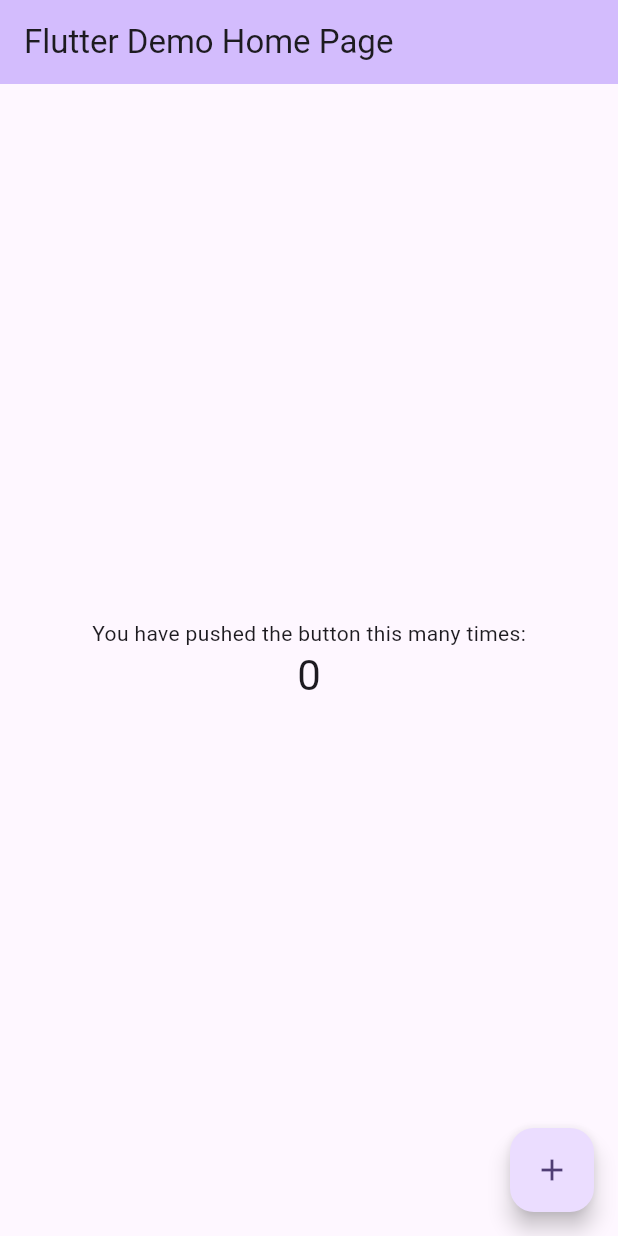
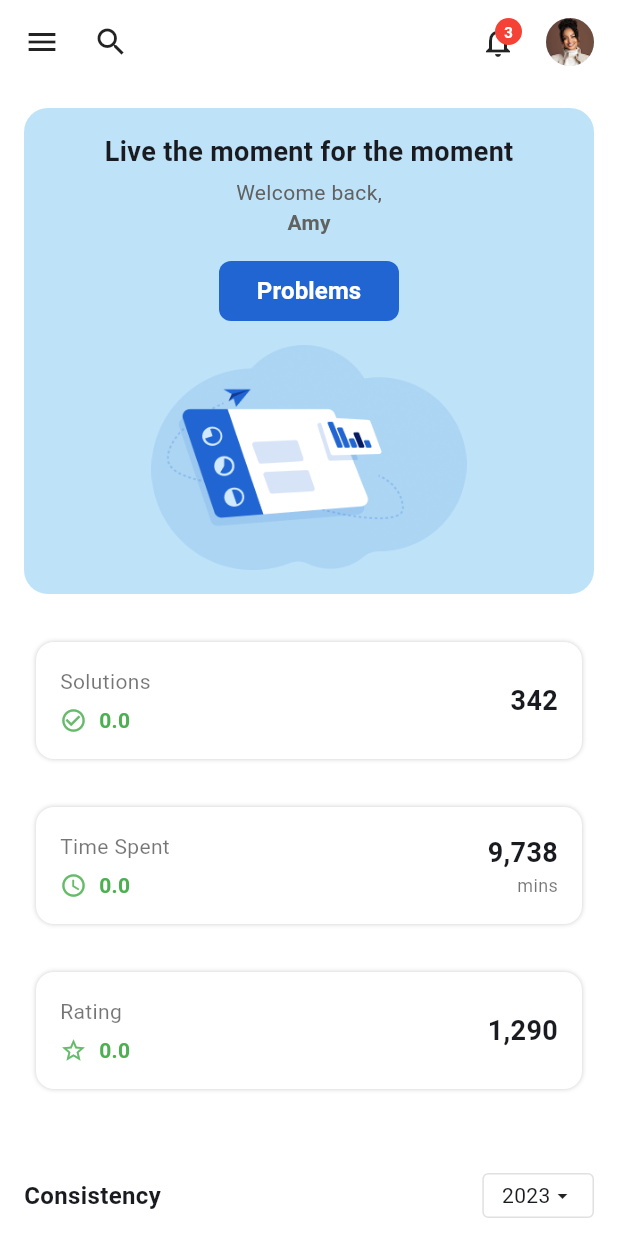
Before and after one commit to chachidani/a2sv_hub_mobile, a Flutter app: the screen it shows after launch, on a phone screen of 412 x 824 dp. Run offline on Flutter 3.47's test engine with Material 3 defaults, Android fonts, the phone set to English and light mode, and no system bars.

Commit message:
Implement splash screen and home page with associated assets and widgets. Update pubspec.yaml to include image assets and modify main.dart to set up navigation. Add completion progress, consistency grid, stats card, and welcome card widgets for enhanced UI.

```diff
--- /dev/null
+++ b/a2sv_hub_mobile/lib/features/presentation/pages/home_page.dart
@@ -0,0 +1,150 @@
+import 'package:flutter/material.dart';
+import '../widgets/completion_progress.dart';
+import '../widgets/consistency_grid.dart';
+import '../widgets/custom_button.dart';
+import '../widgets/stats_card.dart';
+import '../widgets/welcome_card.dart';
+
+class HomePage extends StatefulWidget {
+  const HomePage({Key? key}) : super(key: key);
+
+  @override
+  State<HomePage> createState() => _HomePageState();
+}
+
+class _HomePageState extends State<HomePage> {
+  // Example data for consistency grid
+  final Map<String, List<bool>> _activityData = {
+    'Mon': [false, true, false, false, false, false, false],
+    'Tue': [false, true, false, false, false, false, false],
+    'Wed': [false, false, false, false, false, false, false],
+    'Thu': [false, false, false, false, false, false, false],
+    'Fri': [false, false, false, false, false, false, false],
+  };
+
+  @override
+  Widget build(BuildContext context) {
+    return Scaffold(
+      backgroundColor: Colors.white,
+      appBar: AppBar(
+        backgroundColor: Colors.transparent,
+        elevation: 0,
+        leading: IconButton(
+          icon: const Icon(Icons.menu, color: Colors.black87),
+          onPressed: () {},
+        ),
+        actions: [
+          const SizedBox(width: 50),
+          IconButton(
+            icon: const Icon(Icons.search, color: Colors.black87),
+            onPressed: () {},
+          ),
+          const Spacer(),
+          Stack(
+            alignment: Alignment.center,
+            children: [
+              IconButton(
+                icon: const Icon(Icons.notifications_outlined,
+                    color: Colors.black87),
+                onPressed: () {},
+              ),
+              Positioned(
+                top: 8,
+                right: 8,
+                child: Container(
+                  width: 18,
+                  height: 18,
+                  decoration: BoxDecoration(
+                    color: Colors.red,
+                    borderRadius: BorderRadius.circular(9),
+                  ),
+                  child: const Center(
+                    child: Text(
+                      '3',
+                      style: TextStyle(
+                        color: Colors.white,
+                        fontSize: 10,
+                        fontWeight: FontWeight.bold,
+                      ),
+                    ),
+                  ),
+                ),
+              ),
+            ],
+          ),
+          const SizedBox(width: 8),
+          const CircleAvatar(
+            radius: 16,
+            backgroundImage: AssetImage('assets/images/profile.png'),
+          ),
+          const SizedBox(width: 16),
+        ],
+      ),
+      body: SingleChildScrollView(
+        child: Padding(
+          padding: const EdgeInsets.all(16.0),
+          child: Column(
+            crossAxisAlignment: CrossAxisAlignment.center,
+            children: [
+              // Welcome card with illustration
+              Center(
+                child: WelcomeCard(
+                  title: 'Live the moment for the moment',
+                  username: 'Amy',
+                  onProblemsTap: () {},
+                ),
+              ),
+
+              const SizedBox(height: 24.0),
+
+              // Stats Cards
+              StatsCard(
+                title: 'Solutions',
+                value: '342',
+                icon: Icon(Icons.check_circle_outline,
+                    color: Colors.green.shade400, size: 18),
+                progressValue: 0.0,
+              ),
+
+              StatsCard(
+                title: 'Time Spent',
+                value: '9,738',
+                subtitle: 'mins',
+                icon: Icon(Icons.access_time,
+                    color: Colors.green.shade400, size: 18),
+                progressValue: 0.0,
+              ),
+
+              StatsCard(
+                title: 'Rating',
+                value: '1,290',
+                icon: Icon(Icons.star_outline,
+                    color: Colors.green.shade400, size: 18),
+                progressValue: 0.0,
+              ),
+
+              const SizedBox(height: 16.0),
+
+              // Consistency calendar
+              ConsistencyGrid(
+                activityData: _activityData,
+                year: 2023,
+                month: 5,
+              ),
+
+              const SizedBox(height: 16.0),
+
+              // Personal Completion
+              CompletionProgress(
+                title: 'Personal Completion',
+                details:
+                    '225 Exercises | 138 Solved | 61% Completion | 87 Available',
+                progressValue: 0.61,
+              ),
+            ],
+          ),
+        ),
+      ),
+    );
+  }
+}
--- /dev/null
+++ b/a2sv_hub_mobile/lib/features/presentation/pages/splash_screen.dart
@@ -0,0 +1,62 @@
+import 'package:flutter/material.dart';
+
+class SplashScreen extends StatelessWidget {
+  const SplashScreen({Key? key}) : super(key: key);
+
+  @override
+  Widget build(BuildContext context) {
+    return Scaffold(
+      body: Container(
+        width: double.infinity,
+        height: double.infinity,
+        decoration: const BoxDecoration(
+          gradient: LinearGradient(
+            begin: Alignment.topCenter,
+            end: Alignment.center,
+            colors: [
+              Color(0xFF2065D1), // #2065D1 blue
+              Color(0xFFFFFFFF), // #FFFFFF white
+            ],
+            stops: [
+              0.1,
+              1
+            ], // Blue takes 30% then gradually transitions to white
+          ),
+        ),
+        child: Center(
+          child: Column(
+            mainAxisAlignment: MainAxisAlignment.center,
+            children: [
+              // Logo image
+              Row(
+                mainAxisAlignment: MainAxisAlignment.center,
+                children: [
+                  Image.asset(
+                    'assets/images/hub_logo2.png',
+                    width: 100,
+                    height: 100,
+                    fit: BoxFit.contain,
+                  ),
+                  const SizedBox(width: 30),
+                  Image.asset(
+                    'assets/images/hub_logo.png',
+                    width: 200,
+                    height: 170,
+                    fit: BoxFit.contain,
+                  ),
+                ],
+              ),
+
+              // You can add any additional elements here
+              const SizedBox(height: 20),
+              const CircularProgressIndicator(
+                valueColor: AlwaysStoppedAnimation<Color>(Color(0xFF2065D1)),
+                backgroundColor: Colors.white,
+              ),
+            ],
+          ),
+        ),
+      ),
+    );
+  }
+}
--- /dev/null
+++ b/a2sv_hub_mobile/lib/features/presentation/widgets/completion_progress.dart
@@ -0,0 +1,58 @@
+import 'package:flutter/material.dart';
+
+class CompletionProgress extends StatelessWidget {
+  final String title;
+  final String details;
+  final double progressValue;
+  final Color progressColor;
+
+  const CompletionProgress({
+    Key? key,
+    required this.title,
+    required this.details,
+    required this.progressValue,
+    this.progressColor = const Color(0xFFECC94B), // Gold color by default
+  }) : super(key: key);
+
+  @override
+  Widget build(BuildContext context) {
+    return Container(
+      margin: const EdgeInsets.only(bottom: 16.0),
+      child: Column(
+        crossAxisAlignment: CrossAxisAlignment.start,
+        children: [
+          Row(
+            mainAxisAlignment: MainAxisAlignment.spaceBetween,
+            children: [
+              Text(
+                title,
+                style: const TextStyle(
+                  fontSize: 16.0,
+                  fontWeight: FontWeight.bold,
+                ),
+              ),
+            ],
+          ),
+          const SizedBox(height: 8.0),
+          ClipRRect(
+            borderRadius: BorderRadius.circular(4.0),
+            child: LinearProgressIndicator(
+              value: progressValue,
+              minHeight: 10.0,
+              backgroundColor: const Color(0xFFEFE6C5),
+              valueColor: AlwaysStoppedAnimation<Color>(progressColor),
+            ),
+          ),
+          const SizedBox(height: 8.0),
+          Text(
+            details,
+            style: const TextStyle(
+              fontSize: 12.0,
+              color: Colors.black54,
+            ),
+          ),
+        ],
+      ),
+    );
+  }
+}
--- /dev/null
+++ b/a2sv_hub_mobile/lib/features/presentation/widgets/consistency_grid.dart
@@ -0,0 +1,124 @@
+import 'package:flutter/material.dart';
+
+class ConsistencyGrid extends StatelessWidget {
+  final Map<String, List<bool>> activityData;
+  final int year;
+  final int month;
+
+  const ConsistencyGrid({
+    Key? key,
+    required this.activityData,
+    required this.year,
+    required this.month,
+  }) : super(key: key);
+
+  @override
+  Widget build(BuildContext context) {
+    final List<String> weekDays = [
+      'Mon',
+      'Tue',
+      'Wed',
+      'Thu',
+      'Fri',
+      'Sat',
+      'Sun'
+    ];
+
+    return Container(
+      margin: const EdgeInsets.symmetric(vertical: 16.0),
+      child: Column(
+        crossAxisAlignment: CrossAxisAlignment.start,
+        children: [
+          // Month and year selector
+          Row(
+            mainAxisAlignment: MainAxisAlignment.spaceBetween,
+            children: [
+              const Text(
+                'Consistency',
+                style: TextStyle(
+                  fontSize: 16.0,
+                  fontWeight: FontWeight.bold,
+                ),
+              ),
+              Container(
+                padding:
+                    const EdgeInsets.symmetric(horizontal: 12.0, vertical: 4.0),
+                decoration: BoxDecoration(
+                  borderRadius: BorderRadius.circular(4.0),
+                  border: Border.all(color: Colors.grey.shade300),
+                ),
+                child: Row(
+                  children: [
+                    Text(
+                      '$year',
+                      style: const TextStyle(fontSize: 14.0),
+                    ),
+                    const Icon(Icons.arrow_drop_down, size: 16.0),
+                  ],
+                ),
+              ),
+            ],
+          ),
+          const SizedBox(height: 12.0),
+
+          // Day labels
+          Row(
+            children: [
+              const SizedBox(width: 30.0), // Space for the day label column
+              ...weekDays.map((day) => Expanded(
+                    child: Padding(
+                      padding: const EdgeInsets.symmetric(horizontal: 2.0),
+                      child: Text(
+                        day,
+                        style: const TextStyle(
+                          fontSize: 12.0,
+                          color: Colors.grey,
+                        ),
+                        textAlign: TextAlign.center,
+                      ),
+                    ),
+                  )),
+            ],
+          ),
+
+          const SizedBox(height: 8.0),
+
+          // Grid
+          for (var dayKey in activityData.keys)
+            Row(
+              children: [
+                SizedBox(
+                  width: 30.0,
+                  child: Text(
+                    dayKey,
+                    style: const TextStyle(
+                      fontSize: 12.0,
+                      color: Colors.grey,
+                    ),
+                  ),
+                ),
+                ...List.generate(
+                  activityData[dayKey]!.length,
+                  (index) => Expanded(
+                    child: Padding(
+                      padding: const EdgeInsets.all(2.0),
+                      child: Container(
+                        height: 16.0,
+                        width: 19.0,
+                        decoration: BoxDecoration(
+                          color: activityData[dayKey]![index]
+                              ? const Color(0xFF2065D1)
+                              : Colors.grey.shade200,
+                          borderRadius: BorderRadius.circular(2.0),
+                        ),
+                      ),
+                    ),
+                  ),
+                ),
+              ],
+            ),
+        ],
+      ),
+    );
+  }
+}
--- /dev/null
+++ b/a2sv_hub_mobile/lib/features/presentation/widgets/custom_button.dart
@@ -0,0 +1,51 @@
+import 'package:flutter/material.dart';
+
+class CustomButton extends StatelessWidget {
+  final String text;
+  final VoidCallback onPressed;
+  final Color? backgroundColor;
+  final Color? textColor;
+  final double? width;
+  final double? height;
+  final double borderRadius;
+  final EdgeInsetsGeometry? padding;
+
+  const CustomButton({
+    Key? key,
+    required this.text,
+    required this.onPressed,
+    this.backgroundColor = const Color(0xFF2065D1),
+    this.textColor = Colors.white,
+    this.width,
+    this.height = 48.0,
+    this.borderRadius = 8.0,
+    this.padding,
+  }) : super(key: key);
+
+  @override
+  Widget build(BuildContext context) {
+    return SizedBox(
+      width: width,
+      height: height,
+      child: ElevatedButton(
+        onPressed: onPressed,
+        style: ElevatedButton.styleFrom(
+          backgroundColor: backgroundColor,
+          padding: padding ?? const EdgeInsets.symmetric(horizontal: 16.0),
+          shape: RoundedRectangleBorder(
+            borderRadius: BorderRadius.circular(borderRadius),
+          ),
+          elevation: 0,
+        ),
+        child: Text(
+          text,
+          style: TextStyle(
+            color: textColor,
+            fontWeight: FontWeight.w600,
+            fontSize: 16.0,
+          ),
+        ),
+      ),
+    );
+  }
+}
--- /dev/null
+++ b/a2sv_hub_mobile/lib/features/presentation/widgets/stats_card.dart
@@ -0,0 +1,98 @@
+import 'package:flutter/material.dart';
+
+class StatsCard extends StatelessWidget {
+  final String title;
+  final String value;
+  final String? subtitle;
+  final Widget? icon;
+  final Color? progressColor;
+  final double progressValue;
+
+  const StatsCard({
+    Key? key,
+    required this.title,
+    required this.value,
+    this.subtitle,
+    this.icon,
+    this.progressColor = const Color(0xFF2065D1),
+    this.progressValue = 0.0,
+  }) : super(key: key);
+
+  @override
+  Widget build(BuildContext context) {
+    return Padding(
+      padding: const EdgeInsets.all(8.0),
+      child: Container(
+        margin: const EdgeInsets.only(bottom: 16.0),
+        padding: const EdgeInsets.all(16.0),
+        decoration: BoxDecoration(
+          color: Colors.white,
+          borderRadius: BorderRadius.circular(12.0),
+          boxShadow: [
+            BoxShadow(
+              color: const Color(0xFF000000).withOpacity(0.2),
+              blurRadius: 2.0,
+              // offset: const Offset(0, 4),
+            ),
+          ],
+        ),
+        child: Row(
+          children: [
+            Expanded(
+              child: Column(
+                crossAxisAlignment: CrossAxisAlignment.start,
+
+                children: [
+                  Text(
+                    title,
+                    style: const TextStyle(
+                      fontSize: 14.0,
+                      color: Colors.black54,
+                    ),
+                  ),
+                  const SizedBox(height: 6.0),
+                  Row(
+                    children: [
+                      if (icon != null) ...[
+                        icon!,
+                        const SizedBox(width: 8.0),
+                      ],
+                      Text(
+                        progressValue.toString(),
+                        style: const TextStyle(
+                          fontSize: 14.0,
+                          color: Colors.green,
+                          fontWeight: FontWeight.bold,
+                        ),
+                      ),
+                    ],
+                  ),
+                ],
+              ),
+            ),
+            Column(
+              crossAxisAlignment: CrossAxisAlignment.end,
+              children: [
+                Text(
+                  value,
+                  style: const TextStyle(
+                    fontSize: 18.0,
+                    fontWeight: FontWeight.bold,
+                  ),
+                ),
+                if (subtitle != null)
+                  Text(
+                    subtitle!,
+                    style: const TextStyle(
+                      fontSize: 12.0,
+                      color: Colors.black54,
+                    ),
+                  ),
+              ],
+            ),
+          ],
+        ),
+      ),
+    );
+  }
+}
--- /dev/null
+++ b/a2sv_hub_mobile/lib/features/presentation/widgets/welcome_card.dart
@@ -0,0 +1,79 @@
+import 'package:flutter/material.dart';
+import 'custom_button.dart';
+
+class WelcomeCard extends StatelessWidget {
+  final String title;
+  final String username;
+  final String? subtitle;
+  final VoidCallback onProblemsTap;
+
+  const WelcomeCard({
+    Key? key,
+    required this.title,
+    required this.username,
+    this.subtitle,
+    required this.onProblemsTap,
+  }) : super(key: key);
+
+  @override
+  Widget build(BuildContext context) {
+    return Container(
+      width: double.infinity,
+      padding: const EdgeInsets.all(16.0),
+      decoration: BoxDecoration(
+        color: const Color(0xFFBEE3F8),
+        borderRadius: BorderRadius.circular(16.0),
+      ),
+      child: Column(
+        crossAxisAlignment: CrossAxisAlignment.center,
+        children: [
+          // Top section - Welcome text
+          Text(
+            title,
+            style: const TextStyle(
+              fontSize: 18.0,
+              fontWeight: FontWeight.bold,
+            ),
+          ),
+          const SizedBox(height: 4.0),
+          Text(
+            'Welcome back,',
+            style: TextStyle(
+              fontSize: 14.0,
+              color: Colors.grey.shade700,
+            ),
+          ),
+          Text(
+            username,
+            style: TextStyle(
+              fontSize: 14.0,
+              fontWeight: FontWeight.bold,
+              color: Colors.grey.shade700,
+            ),
+          ),
+
+          const SizedBox(height: 16.0),
+
+          // Problems button
+          CustomButton(
+            text: 'Problems',
+            onPressed: onProblemsTap,
+            width: 120.0,
+            height: 40.0,
+          ),
+
+          const SizedBox(height: 16.0),
+
+          // Illustration
+          Center(
+            child: Image.asset(
+              'assets/images/stats_illustration.png',
+              height: 150.0,
+              fit: BoxFit.contain,
+            ),
+          ),
+        ],
+      ),
+    );
+  }
+}
--- a/a2sv_hub_mobile/lib/main.dart
+++ b/a2sv_hub_mobile/lib/main.dart
@@ -1,4 +1,7 @@
 import 'package:flutter/material.dart';
+import 'dart:async';
+import 'features/presentation/pages/splash_screen.dart';
+import 'features/presentation/pages/home_page.dart';
 
 void main() {
   runApp(const MyApp());
@@ -11,115 +14,38 @@
   @override
   Widget build(BuildContext context) {
     return MaterialApp(
-      title: 'Flutter Demo',
+      title: 'A2SV Hub',
+      debugShowCheckedModeBanner: false,
       theme: ThemeData(
-        // This is the theme of your application.
-        //
-        // TRY THIS: Try running your application with "flutter run". You'll see
-        // the application has a purple toolbar. Then, without quitting the app,
-        // try changing the seedColor in the colorScheme below to Colors.green
-        // and then invoke "hot reload" (save your changes or press the "hot
-        // reload" button in a Flutter-supported IDE, or press "r" if you used
-        // the command line to start the app).
-        //
-        // Notice that the counter didn't reset back to zero; the application
-        // state is not lost during the reload. To reset the state, use hot
-        // restart instead.
-        //
-        // This works for code too, not just values: Most code changes can be
-        // tested with just a hot reload.
-        colorScheme: ColorScheme.fromSeed(seedColor: Colors.deepPurple),
+        colorScheme: ColorScheme.fromSeed(seedColor: const Color(0xFF2065D1)),
         useMaterial3: true,
       ),
-      home: const MyHomePage(title: 'Flutter Demo Home Page'),
+      home: const SplashScreenWrapper(),
     );
   }
 }
 
-class MyHomePage extends StatefulWidget {
-  const MyHomePage({super.key, required this.title});
-
-  // This widget is the home page of your application. It is stateful, meaning
-  // that it has a State object (defined below) that contains fields that affect
-  // how it looks.
-
-  // This class is the configuration for the state. It holds the values (in this
-  // case the title) provided by the parent (in this case the App widget) and
-  // used by the build method of the State. Fields in a Widget subclass are
-  // always marked "final".
-
-  final String title;
+class SplashScreenWrapper extends StatefulWidget {
+  const SplashScreenWrapper({Key? key}) : super(key: key);
 
   @override
-  State<MyHomePage> createState() => _MyHomePageState();
+  State<SplashScreenWrapper> createState() => _SplashScreenWrapperState();
 }
 
-class _MyHomePageState extends State<MyHomePage> {
-  int _counter = 0;
-
-  void _incrementCounter() {
-    setState(() {
-      // This call to setState tells the Flutter framework that something has
-      // changed in this State, which causes it to rerun the build method below
-      // so that the display can reflect the updated values. If we changed
-      // _counter without calling setState(), then the build method would not be
-      // called again, and so nothing would appear to happen.
-      _counter++;
+class _SplashScreenWrapperState extends State<SplashScreenWrapper> {
+  @override
+  void initState() {
+    super.initState();
+    // Navigate to HomePage after 2 seconds
+    Timer(const Duration(seconds: 2), () {
+      Navigator.of(context).pushReplacement(
+        MaterialPageRoute(builder: (context) => const HomePage()),
+      );
     });
   }
 
   @override
   Widget build(BuildContext context) {
-    // This method is rerun every time setState is called, for instance as done
-    // by the _incrementCounter method above.
-    //
-    // The Flutter framework has been optimized to make rerunning build methods
-    // fast, so that you can just rebuild anything that needs updating rather
-    // than having to individually change instances of widgets.
-    return Scaffold(
-      appBar: AppBar(
-        // TRY THIS: Try changing the color here to a specific color (to
-        // Colors.amber, perhaps?) and trigger a hot reload to see the AppBar
-        // change color while the other colors stay the same.
-        backgroundColor: Theme.of(context).colorScheme.inversePrimary,
-        // Here we take the value from the MyHomePage object that was created by
-        // the App.build method, and use it to set our appbar title.
-        title: Text(widget.title),
-      ),
-      body: Center(
-        // Center is a layout widget. It takes a single child and positions it
-        // in the middle of the parent.
-        child: Column(
-          // Column is also a layout widget. It takes a list of children and
-          // arranges them vertically. By default, it sizes itself to fit its
-          // children horizontally, and tries to be as tall as its parent.
-          //
-          // Column has various properties to control how it sizes itself and
-          // how it positions its children. Here we use mainAxisAlignment to
-          // center the children vertically; the main axis here is the vertical
-          // axis because Columns are vertical (the cross axis would be
-          // horizontal).
-          //
-          // TRY THIS: Invoke "debug painting" (choose the "Toggle Debug Paint"
-          // action in the IDE, or press "p" in the console), to see the
-          // wireframe for each widget.
-          mainAxisAlignment: MainAxisAlignment.center,
-          children: <Widget>[
-            const Text(
-              'You have pushed the button this many times:',
-            ),
-            Text(
-              '$_counter',
-              style: Theme.of(context).textTheme.headlineMedium,
-            ),
-          ],
-        ),
-      ),
-      floatingActionButton: FloatingActionButton(
-        onPressed: _incrementCounter,
-        tooltip: 'Increment',
-        child: const Icon(Icons.add),
-      ), // This trailing comma makes auto-formatting nicer for build methods.
-    );
+    return const SplashScreen();
   }
 }
--- a/a2sv_hub_mobile/pubspec.yaml
+++ b/a2sv_hub_mobile/pubspec.yaml
@@ -59,9 +59,8 @@
   uses-material-design: true
 
   # To add assets to your application, add an assets section, like this:
-  # assets:
-  #   - images/a_dot_burr.jpeg
-  #   - images/a_dot_ham.jpeg
+  assets:
+    - assets/images/
 
   # An image asset can refer to one or more resolution-specific "variants", see
   # https://flutter.dev/to/resolution-aware-images
```
Also changed, not shown: a2sv_hub_mobile/assets/images/hub_logo.png (added), a2sv_hub_mobile/assets/images/hub_logo2.png (added), a2sv_hub_mobile/assets/images/profile.png (added), a2sv_hub_mobile/assets/images/stats_illustration.png (added).
